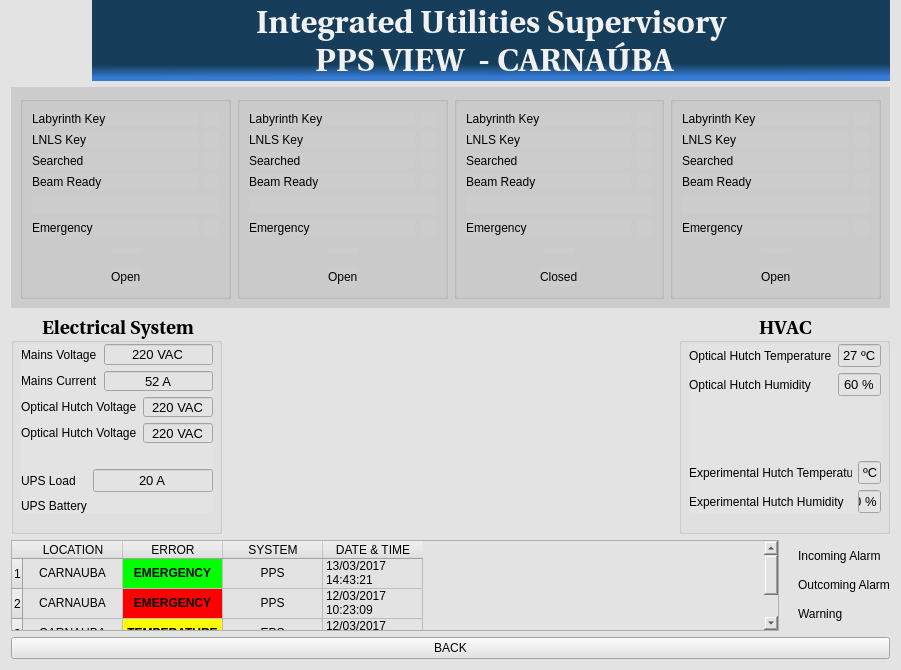
This is myInterface/PPSScreen.ui in semissatto2/Interface_files as Qt 5 draws it before an edit. The edited form follows.
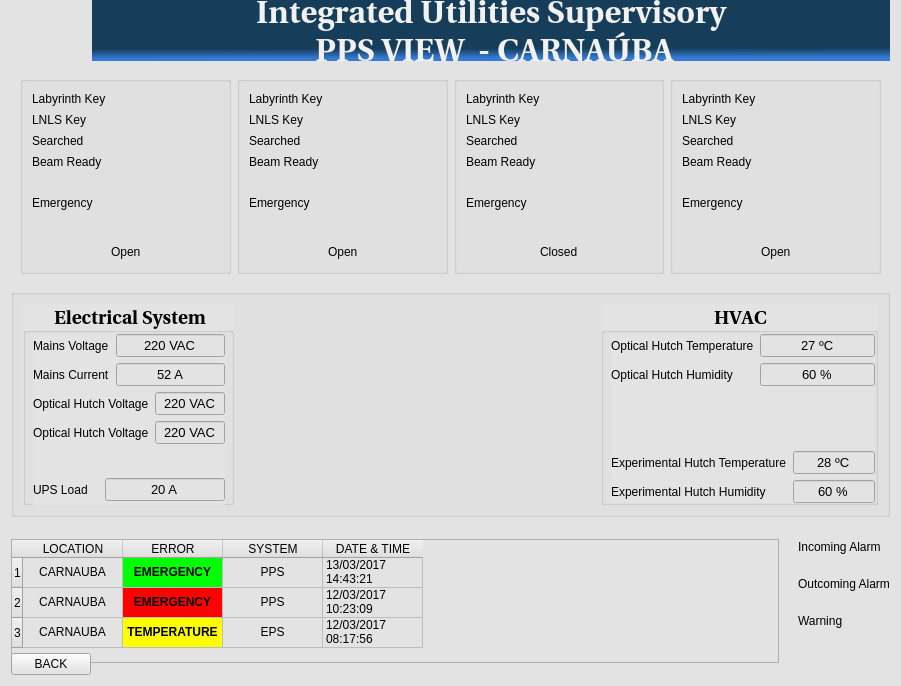
This is the edited form. Icons and pictures are not drawn.

```diff
--- a/myInterface/PPSScreen.ui
+++ b/myInterface/PPSScreen.ui
@@ -26,13 +26,13 @@
       <widget class="QTableWidget" name="tableWidget">
        <property name="minimumSize">
         <size>
-         <width>361</width>
-         <height>91</height>
+         <width>500</width>
+         <height>124</height>
         </size>
        </property>
        <property name="maximumSize">
         <size>
-         <width>1000</width>
+         <width>16777215</width>
          <height>91</height>
         </size>
        </property>
@@ -290,6 +290,7 @@
     </layout>
    </item>
    <item row="2" column="0">
+    <widget class="QGroupBox" name="">
     <layout class="QHBoxLayout" name="horizontalLayout_32">
      <item>
       <widget class="QGroupBox" name="groupBox_2">
@@ -319,13 +320,13 @@
        <property name="alignment">
         <set>Qt::AlignCenter</set>
        </property>
-       <widget class="QWidget" name="">
+        <widget class="QWidget" name="layoutWidget">
         <property name="geometry">
          <rect>
           <x>10</x>
           <y>30</y>
           <width>192</width>
-          <height>169</height>
+           <height>188</height>
          </rect>
         </property>
         <layout class="QVBoxLayout" name="verticalLayout">
@@ -556,7 +557,7 @@
       <widget class="QGroupBox" name="groupBox_3">
        <property name="minimumSize">
         <size>
-         <width>211</width>
+          <width>277</width>
          <height>201</height>
         </size>
        </property>
@@ -585,7 +586,7 @@
          <rect>
           <x>10</x>
           <y>30</y>
-          <width>192</width>
+           <width>264</width>
           <height>169</height>
          </rect>
         </property>
@@ -697,6 +698,12 @@
            </item>
            <item row="1" column="1">
             <widget class="QLineEdit" name="lineEdit_11">
+              <property name="minimumSize">
+               <size>
+                <width>52</width>
+                <height>0</height>
+               </size>
+              </property>
              <property name="font">
               <font>
                <pointsize>10</pointsize>
@@ -731,6 +738,7 @@
       </widget>
      </item>
     </layout>
+    </widget>
    </item>
    <item row="0" column="0">
     <layout class="QHBoxLayout" name="horizontalLayout">
@@ -772,7 +780,7 @@
        </property>
        <property name="maximumSize">
         <size>
-         <width>1000</width>
+         <width>2500</width>
          <height>81</height>
         </size>
        </property>
@@ -800,15 +808,21 @@
     </layout>
    </item>
    <item row="1" column="0">
-    <widget class="QWidget" name="" native="true">
+    <widget class="QWidget" name="widget" native="true">
      <property name="styleSheet">
-      <string notr="true">background-color: rgb(204, 204, 204);</string>
+      <string notr="true">background-color: transparent;</string>
      </property>
      <layout class="QHBoxLayout" name="horizontalLayout_26">
       <item>
        <layout class="QVBoxLayout" name="verticalLayout_5">
         <item>
-         <widget class="QGroupBox" name="">
+         <widget class="QGroupBox" name="groupBox">
+          <property name="maximumSize">
+           <size>
+            <width>16777215</width>
+            <height>205</height>
+           </size>
+          </property>
           <layout class="QVBoxLayout" name="verticalLayout_4">
            <item>
             <layout class="QHBoxLayout" name="horizontalLayout_2">
@@ -1135,6 +1149,12 @@
        <layout class="QVBoxLayout" name="verticalLayout_6">
         <item>
          <widget class="QGroupBox" name="groupBox_5">
+          <property name="maximumSize">
+           <size>
+            <width>16777215</width>
+            <height>205</height>
+           </size>
+          </property>
           <layout class="QVBoxLayout" name="verticalLayout_7">
            <item>
             <layout class="QHBoxLayout" name="horizontalLayout_8">
@@ -1461,6 +1481,12 @@
        <layout class="QVBoxLayout" name="verticalLayout_8">
         <item>
          <widget class="QGroupBox" name="groupBox_6">
+          <property name="maximumSize">
+           <size>
+            <width>16777215</width>
+            <height>205</height>
+           </size>
+          </property>
           <layout class="QVBoxLayout" name="verticalLayout_9">
            <item>
             <layout class="QHBoxLayout" name="horizontalLayout_14">
@@ -1787,6 +1813,12 @@
        <layout class="QVBoxLayout" name="verticalLayout_10">
         <item>
          <widget class="QGroupBox" name="groupBox_7">
+          <property name="maximumSize">
+           <size>
+            <width>16777215</width>
+            <height>205</height>
+           </size>
+          </property>
           <layout class="QVBoxLayout" name="verticalLayout_11">
            <item>
             <layout class="QHBoxLayout" name="horizontalLayout_20">
@@ -2113,11 +2145,28 @@
     </widget>
    </item>
    <item row="4" column="0">
+    <layout class="QHBoxLayout" name="horizontalLayout_33">
+     <item>
     <widget class="QPushButton" name="pushButtonBack">
      <property name="text">
       <string>BACK</string>
      </property>
     </widget>
+     </item>
+     <item>
+      <spacer name="horizontalSpacer_18">
+       <property name="orientation">
+        <enum>Qt::Horizontal</enum>
+       </property>
+       <property name="sizeHint" stdset="0">
+        <size>
+         <width>40</width>
+         <height>20</height>
+        </size>
+       </property>
+      </spacer>
+     </item>
+    </layout>
    </item>
   </layout>
  </widget>
```
Lines whose indentation alone changed are shown as unchanged.
